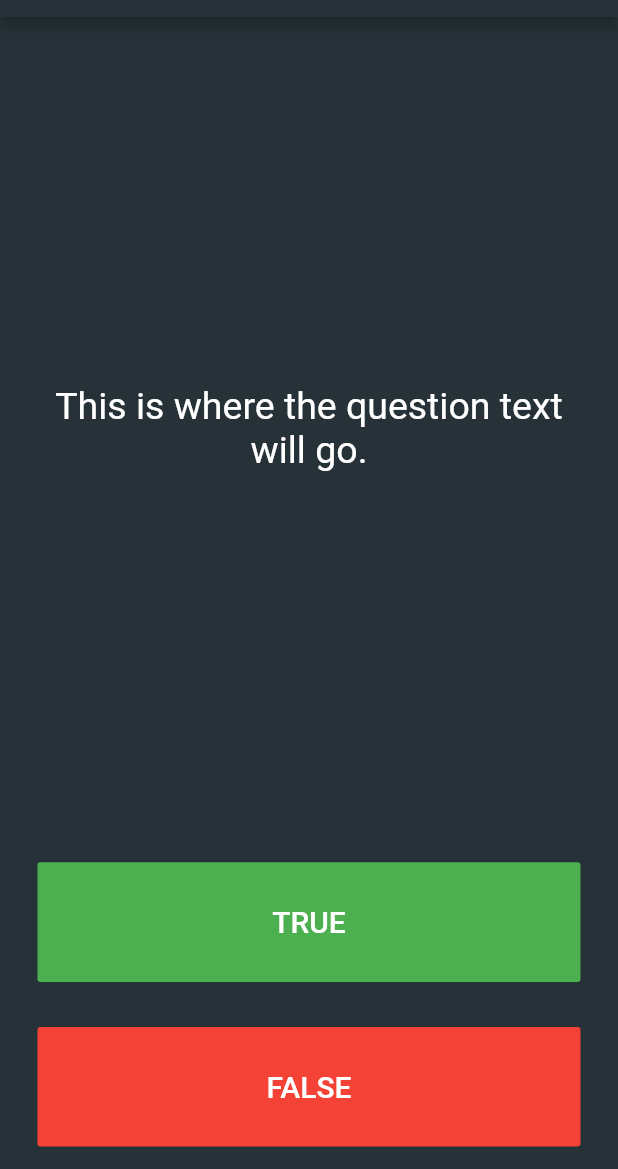
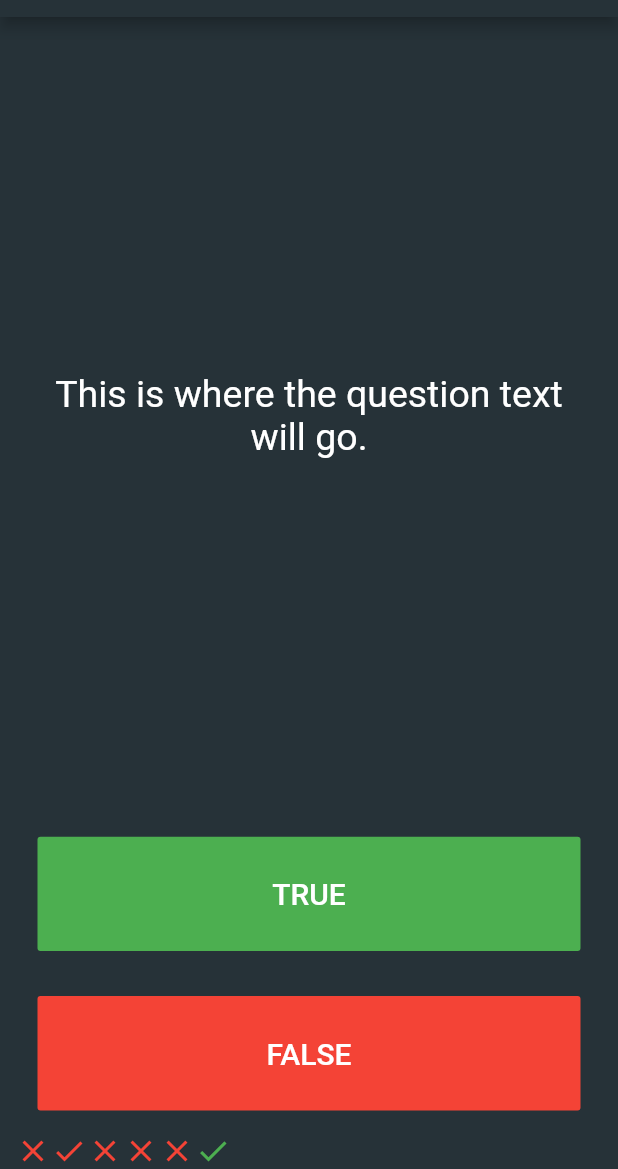
Before and after one commit to rashidrazak/flutter-quizzler, a Flutter app: the screen it shows after launch, after a tap on "TRUE", on a phone screen of 412 x 824 dp, the part 67-1236 px from its top. Run offline on Flutter 3.47's test engine with Material 2 defaults, Android fonts, the phone set to English and light mode, and no system bars.

Commit message:
Add score keeper in form of List<Icon>.

```diff
--- a/lib/main.dart
+++ b/lib/main.dart
@@ -29,6 +29,29 @@ class QuizPage extends StatefulWidget {
 }
 
 class _QuizPageState extends State<QuizPage> {
+  List<Icon> scoreKeeper = [
+    Icon(
+      Icons.close,
+      color: Colors.red,
+    ),
+    Icon(
+      Icons.check,
+      color: Colors.red,
+    ),
+    Icon(
+      Icons.close,
+      color: Colors.red,
+    ),
+    Icon(
+      Icons.close,
+      color: Colors.red,
+    ),
+    Icon(
+      Icons.close,
+      color: Colors.red,
+    ),
+  ];
+
   @override
   Widget build(BuildContext context) {
     return Column(
@@ -57,7 +80,16 @@ class _QuizPageState extends State<QuizPage> {
             child: FlatButton(
               textColor: Colors.white,
               color: Colors.green,
-              onPressed: () {},
+              onPressed: () {
+                setState(() {
+                  scoreKeeper.add(
+                    Icon(
+                      Icons.check,
+                      color: Colors.green,
+                    ),
+                  );
+                });
+              },
               child: Text(
                 'TRUE',
                 style: TextStyle(
@@ -85,6 +117,9 @@ class _QuizPageState extends State<QuizPage> {
             ),
           ),
         ),
+        Row(
+          children: scoreKeeper,
+        )
       ],
     );
   }
```
